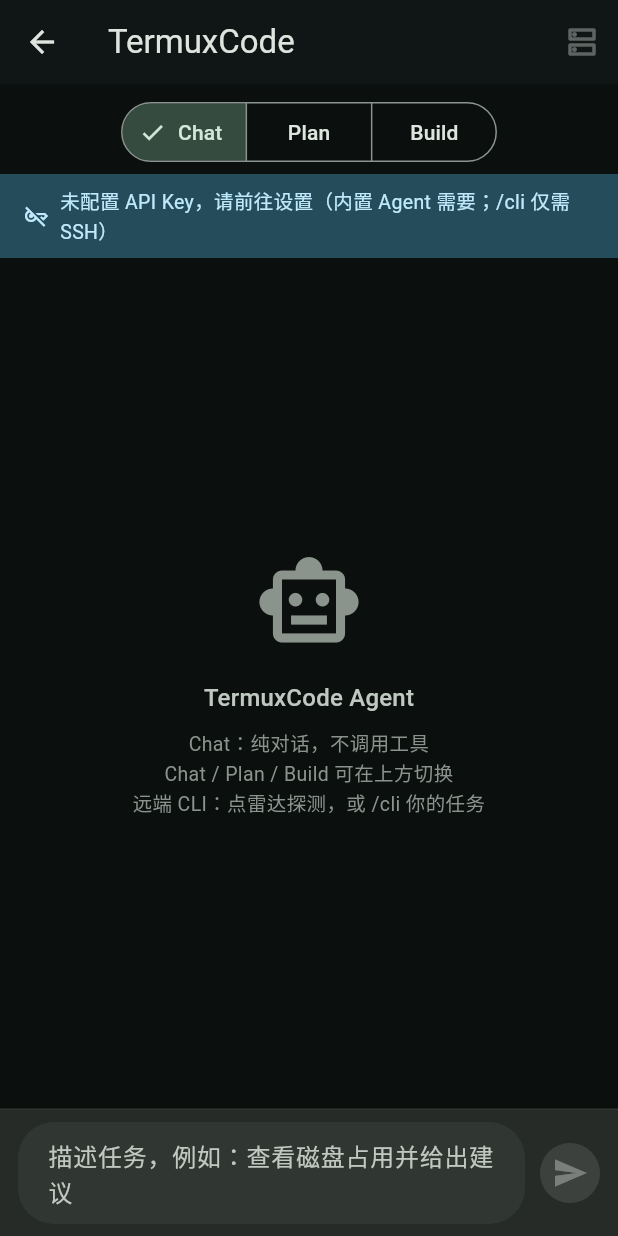
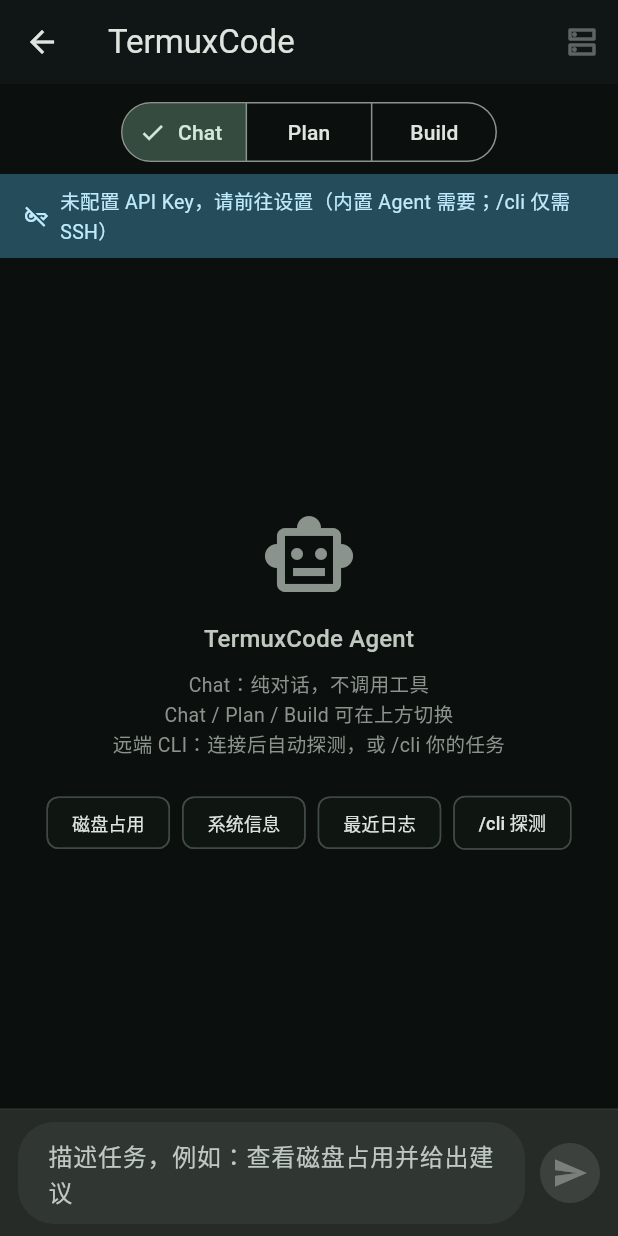
Before and after one commit to Zst0NE/TermuxCode, a Flutter app: the ChatScreen screen opened directly, after a tap on "Chat", on a phone screen of 412 x 824 dp. Run offline on Flutter 3.47's test engine with Material 3 defaults, Android fonts, the phone set to English and light mode, and no system bars; our stand-ins replace flutter_markdown, flutter_secure_storage; missing offline and left inert: dartssh2, xterm; accounts and stored records are empty.

Commit message:
feat: SSH keepalive, auto-detect remote CLIs, Agent quick chips
- Explicit 15s SSH keepAliveInterval for mobile NATs
- Auto-detect OpenCode/Claude/Codex when SSH connects; reset on drop
- Agent empty-state quick action chips + DEMO.md recording script

```diff
--- a/lib/screens/chat_screen.dart
+++ b/lib/screens/chat_screen.dart
@@ -19,6 +19,7 @@
 class _ChatScreenState extends State<ChatScreen> {
   final _inputCtrl = TextEditingController();
   final _scrollCtrl = ScrollController();
+  bool _wasConnected = false;
 
   @override
   void dispose() {
@@ -39,12 +40,28 @@
     });
   }
 
+  void _syncRemoteCliOnConnect(SessionProvider session, ChatProvider chat) {
+    final connected = session.isConnected;
+    if (connected && !_wasConnected) {
+      _wasConnected = true;
+      WidgetsBinding.instance.addPostFrameCallback((_) {
+        if (!mounted || chat.isBusy) return;
+        chat.remoteCli.detect();
+      });
+    } else if (!connected && _wasConnected) {
+      _wasConnected = false;
+      chat.remoteCli.reset();
+    }
+  }
+
   @override
   Widget build(BuildContext context) {
     final chat = context.watch<ChatProvider>();
     final session = context.watch<SessionProvider>();
     final settings = context.watch<SettingsProvider>();
     final cs = Theme.of(context).colorScheme;
+
+    _syncRemoteCliOnConnect(session, chat);
 
     if (chat.messages.isNotEmpty) _scrollToBottom();
 
@@ -210,16 +227,27 @@
   final ColorScheme cs;
   final AgentMode mode;
 
+  static const _quick = <(String, String)>[
+    ('磁盘占用', '查看磁盘使用情况并给出清理建议'),
+    ('系统信息', '汇总 uname、内存、磁盘与当前用户'),
+    ('最近日志', '找出系统里最可能的错误日志并摘要'),
+    ('/cli 探测', '/cli'),
+  ];
+
   @override
   Widget build(BuildContext context) {
+    final chat = context.read<ChatProvider>();
+    final session = context.watch<SessionProvider>();
+    final settings = context.watch<SettingsProvider>();
+
     return Center(
-      child: Padding(
-        padding: const EdgeInsets.all(32),
+      child: SingleChildScrollView(
+        padding: const EdgeInsets.all(28),
         child: Column(
           mainAxisSize: MainAxisSize.min,
           children: [
-            Icon(Icons.smart_toy_outlined, size: 72, color: cs.outline),
-            const SizedBox(height: 16),
+            Icon(Icons.smart_toy_outlined, size: 64, color: cs.outline),
+            const SizedBox(height: 12),
             Text(
               'TermuxCode Agent',
               style: Theme.of(context)
@@ -232,9 +260,51 @@
             Text(
               '${mode.label}：${mode.descriptionZh}\n'
               'Chat / Plan / Build 可在上方切换\n'
-              '远端 CLI：点雷达探测，或 /cli 你的任务',
+              '远端 CLI：连接后自动探测，或 /cli 你的任务',
               style: TextStyle(color: cs.outline, fontSize: 13),
               textAlign: TextAlign.center,
+            ),
+            const SizedBox(height: 18),
+            Wrap(
+              spacing: 8,
+              runSpacing: 8,
+              alignment: WrapAlignment.center,
+              children: [
+                for (final (label, prompt) in _quick)
+                  ActionChip(
+                    label: Text(label, style: const TextStyle(fontSize: 12)),
+                    onPressed: chat.isBusy
+                        ? null
+                        : () {
+                            if (prompt == '/cli') {
+                              if (!session.isConnected) {
+                                ScaffoldMessenger.of(context).showSnackBar(
+                                  const SnackBar(content: Text('请先连接 SSH')),
+                                );
+                                return;
+                              }
+                              chat.remoteCli.detect();
+                              return;
+                            }
+                            if (!settings.isConfigured) {
+                              ScaffoldMessenger.of(context).showSnackBar(
+                                const SnackBar(
+                                  content: Text('请先在设置填写 API Key，或改用 /cli'),
+                                ),
+                              );
+                              return;
+                            }
+                            if (mode != AgentMode.chat &&
+                                !session.isConnected) {
+                              ScaffoldMessenger.of(context).showSnackBar(
+                                const SnackBar(content: Text('Plan/Build 需要先连接 SSH')),
+                              );
+                              return;
+                            }
+                            chat.sendMessage(prompt);
+                          },
+                  ),
+              ],
             ),
           ],
         ),
--- a/lib/services/ssh_service.dart
+++ b/lib/services/ssh_service.dart
@@ -153,6 +153,8 @@
         username: profile.username,
         onPasswordRequest: onPasswordRequest,
         identities: identities ?? [],
+        // Keep NAT/firewall mappings warm on mobile networks.
+        keepAliveInterval: const Duration(seconds: 15),
         onVerifyHostKey: (keyType, fpBytes) async {
           try {
             final fp = _formatFingerprint(fpBytes);
```
Also changed, not shown: lib/agent/remote/remote_cli_session.dart (+9 -0 lines), 1 other file.
